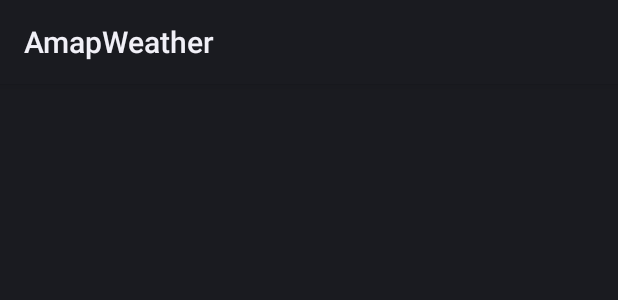
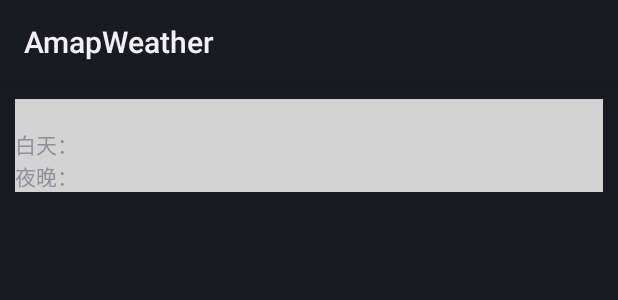
Before and after one commit to wustcbk/WeatherDemo, an Android app: the layout item_weather_forecast_day.xml on its own in the app's theme, with its tools: preview values and no code run, on a phone screen of 412 x 824 dp. Shown: the top 300 px of the screen. Run offline under Robolectric (Android 15) with nearby library versions, the phone set to English and light mode, and no system bars; network calls fail.

Commit message:
demo ui modify

```diff
--- a/app/src/main/java/com/gary/weatherdemo/view/activity/BaseActivity.java
+++ b/app/src/main/java/com/gary/weatherdemo/view/activity/BaseActivity.java
@@ -7,7 +7,6 @@ import android.os.Bundle;
  * Created by GaryCao on 2018/10/28.
  */
 public class BaseActivity extends Activity {
-    /*GoF4:模板方法? ：提供共用流程实现*/
     // private AdView mAdView;
 
     @Override
--- a/app/src/main/res/layout/activity_weather_main.xml
+++ b/app/src/main/res/layout/activity_weather_main.xml
@@ -27,10 +27,30 @@
         android:layout_width="match_parent"
         android:layout_height="match_parent">
 
+        <LinearLayout
+            android:id="@+id/city_name"
+            android:layout_width="match_parent"
+            android:layout_height="wrap_content"
+            android:layout_marginStart="10dp"
+            android:layout_marginTop="10dp"
+            android:layout_marginEnd="10dp"
+            android:layout_marginBottom="10dp"
+            android:background="@color/forecast_item_background"
+            android:gravity="center"
+            android:orientation="vertical">
+
+            <TextView
+                android:layout_width="wrap_content"
+                android:layout_height="wrap_content"
+                android:text="深圳"
+                android:textSize="36dp" />
+        </LinearLayout>
+
         <android.support.v7.widget.RecyclerView
             android:id="@+id/recycler_view"
             android:layout_width="match_parent"
             android:layout_height="match_parent"
+            android:layout_below="@+id/city_name"
             app:adapter="@{viewModel.weatherAdapter}" />
 
         <!--<com.google.android.gms.ads.AdView
--- a/app/src/main/res/layout/item_weather_forecast_day.xml
+++ b/app/src/main/res/layout/item_weather_forecast_day.xml
@@ -12,22 +12,46 @@
     <LinearLayout
         android:layout_width="match_parent"
         android:layout_height="wrap_content"
+        android:layout_marginStart="10dp"
+        android:layout_marginTop="10dp"
+        android:layout_marginEnd="10dp"
+        android:layout_marginBottom="10dp"
+        android:background="@color/forecast_item_background"
+        android:gravity="center"
         android:orientation="vertical">
+
+        <LinearLayout
+            android:layout_width="match_parent"
+            android:layout_height="match_parent"
+            android:orientation="horizontal">
 
             <TextView
                 android:layout_width="match_parent"
                 android:layout_height="wrap_content"
                 android:text="@{viewModel.weatherForecast.date}" />
 
+        </LinearLayout>
+
+        <LinearLayout
+            android:layout_width="match_parent"
+            android:layout_height="match_parent"
+            android:orientation="horizontal">
+
+            <TextView
+                android:layout_width="match_parent"
+                android:layout_height="wrap_content"
+                android:text="白天： " />
+
             <TextView
                 android:layout_width="match_parent"
                 android:layout_height="wrap_content"
                 android:text="@{viewModel.weatherForecast.dayweather}" />
 
+
             <TextView
                 android:layout_width="match_parent"
                 android:layout_height="wrap_content"
-            android:text="@{viewModel.weatherForecast.daytemp}" />
+                android:text="@{viewModel.weatherForecast.daytemp+@string/temperature_signal}" />
 
             <TextView
                 android:layout_width="match_parent"
@@ -38,5 +62,39 @@
                 android:layout_width="match_parent"
                 android:layout_height="wrap_content"
                 android:text="@{viewModel.weatherForecast.daypower}" />
+
+        </LinearLayout>
+
+        <LinearLayout
+            android:layout_width="match_parent"
+            android:layout_height="match_parent"
+            android:orientation="horizontal">
+
+            <TextView
+                android:layout_width="match_parent"
+                android:layout_height="wrap_content"
+                android:text="夜晚： " />
+
+            <TextView
+                android:layout_width="match_parent"
+                android:layout_height="wrap_content"
+                android:text="@{viewModel.weatherForecast.nightweather}" />
+
+
+            <TextView
+                android:layout_width="match_parent"
+                android:layout_height="wrap_content"
+                android:text="@{viewModel.weatherForecast.nighttemp+@string/temperature_signal}" />
+
+            <TextView
+                android:layout_width="match_parent"
+                android:layout_height="wrap_content"
+                android:text="@{viewModel.weatherForecast.nightwind}" />
+
+            <TextView
+                android:layout_width="match_parent"
+                android:layout_height="wrap_content"
+                android:text="@{viewModel.weatherForecast.nightpower}" />
+        </LinearLayout>
     </LinearLayout>
 </layout>
--- a/app/src/main/res/values/colors.xml
+++ b/app/src/main/res/values/colors.xml
@@ -3,4 +3,7 @@
     <color name="colorPrimary">#3F51B5</color>
     <color name="colorPrimaryDark">#303F9F</color>
     <color name="colorAccent">#FF4081</color>
+
+
+    <color name="forecast_item_background">#D3D3D3</color>
 </resources>
--- a/app/src/main/res/values/strings.xml
+++ b/app/src/main/res/values/strings.xml
@@ -1,3 +1,5 @@
 <resources>
     <string name="app_name">AmapWeather</string>
+
+    <string name="temperature_signal">"℃ "</string>
 </resources>
```
Lines whose indentation alone changed are shown as unchanged.
